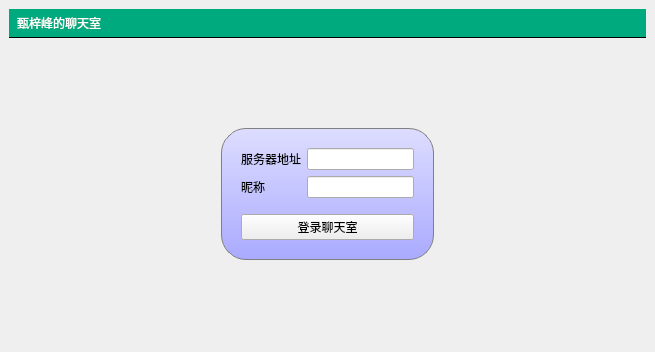
The window that Lab5/ChatClient/mainwindow.ui (Kkinili/test_github) describes before a commit, drawn with Qt 5.
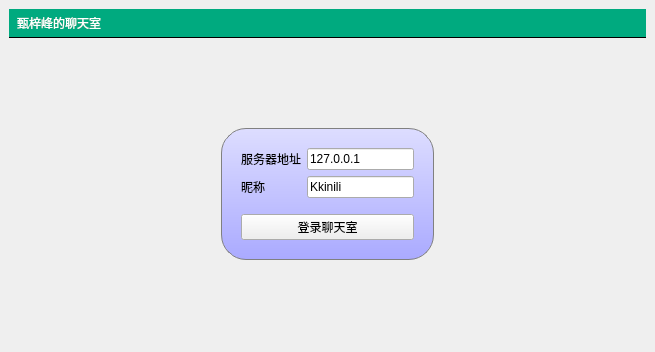
The same window after the commit. The open tabs and pages were chosen to show the change.

```diff
--- a/Lab5/ChatClient/mainwindow.ui
+++ b/Lab5/ChatClient/mainwindow.ui
@@ -137,7 +137,11 @@
               </widget>
              </item>
              <item row="0" column="1">
-              <widget class="QLineEdit" name="serverEdit"/>
+              <widget class="QLineEdit" name="serverEdit">
+               <property name="text">
+                <string>127.0.0.1</string>
+               </property>
+              </widget>
              </item>
              <item row="1" column="0">
               <widget class="QLabel" name="usernameEdit">
@@ -147,7 +151,11 @@
               </widget>
              </item>
              <item row="1" column="1">
-              <widget class="QLineEdit" name="lineEdit_2"/>
+              <widget class="QLineEdit" name="lineEdit_2">
+               <property name="text">
+                <string>Kkinili</string>
+               </property>
+              </widget>
              </item>
             </layout>
            </item>
```
Left out of the diff: 2 changed lines with no effect on the pictures.
